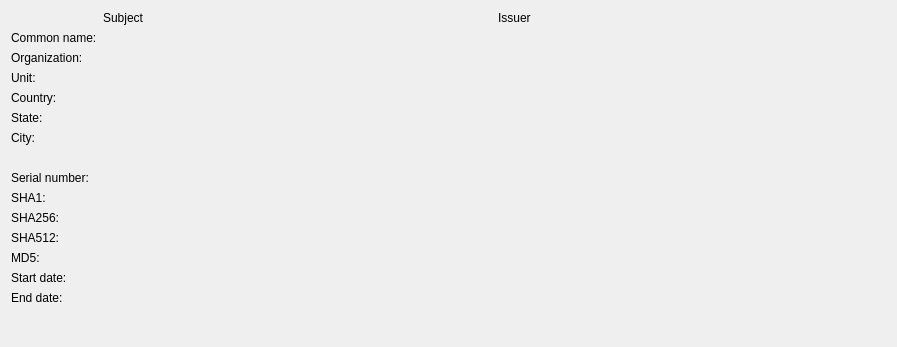
This is src/util/gui/sslcertificateinfowidget.ui in 0xd34df00d/leechcraft as Qt 5 draws it before an edit. The edited form follows.
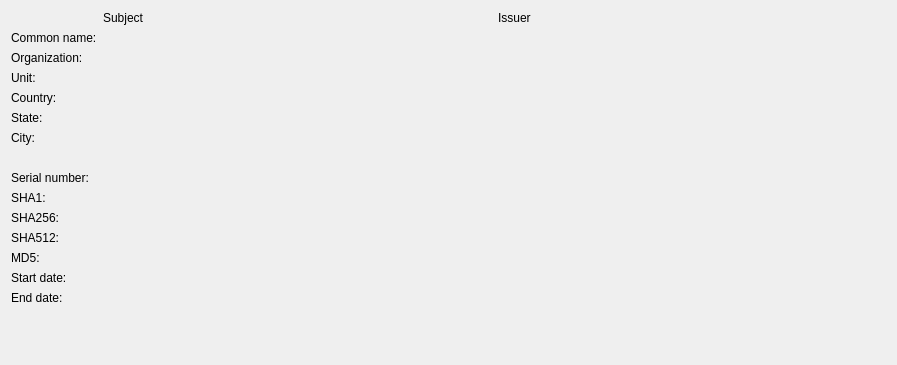
This is the edited form.

Commit message: [Util] Selectable SHA hashes.

```diff
--- a/src/util/gui/sslcertificateinfowidget.ui
+++ b/src/util/gui/sslcertificateinfowidget.ui
@@ -7,13 +7,16 @@
     <x>0</x>
     <y>0</y>
     <width>897</width>
-    <height>347</height>
+    <height>365</height>
    </rect>
   </property>
   <property name="windowTitle">
    <string/>
   </property>
   <layout class="QFormLayout" name="formLayout">
+   <property name="fieldGrowthPolicy">
+    <enum>QFormLayout::ExpandingFieldsGrow</enum>
+   </property>
    <item row="0" column="0" colspan="2">
     <layout class="QGridLayout" name="gridLayout_2" columnstretch="0,1,1">
      <item row="3" column="1">
```
Left out of the diff: 23 changed lines with no effect on the pictures.
